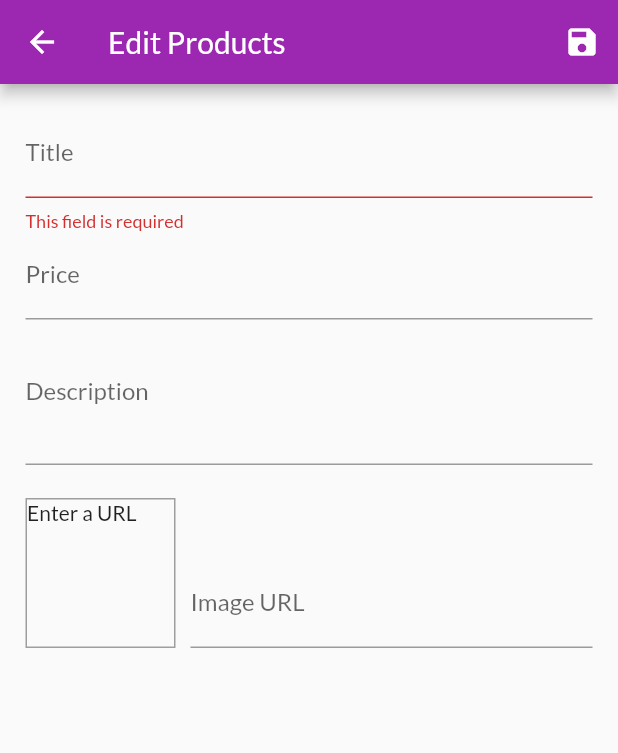
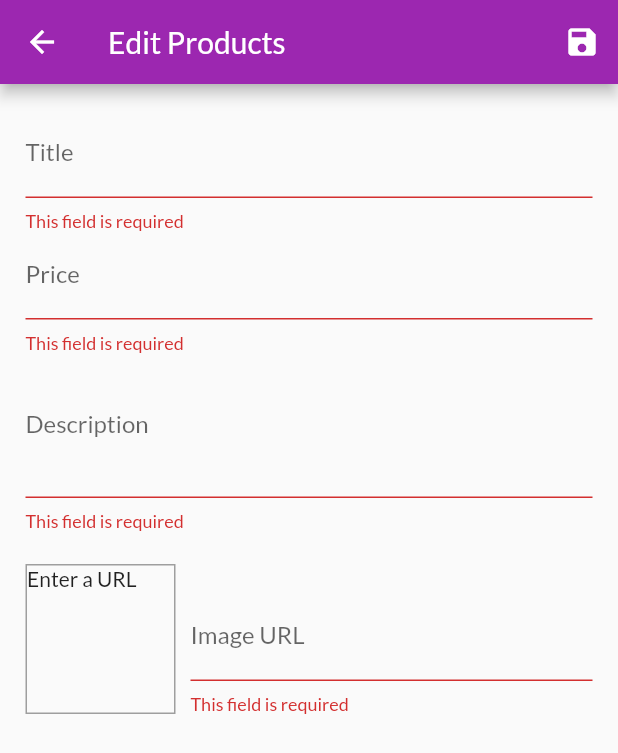
Before and after one commit to joeyyy688/ShopApp, a Flutter app: the EditProductPage screen opened by its route, after a tap on the "save" icon, on a phone screen of 412 x 824 dp. Shown: the top 753 px of the screen. Run offline on Flutter 3.47's test engine with Material 2 defaults, Android fonts, the phone set to English and light mode, and no system bars; our stand-ins replace badges; network calls fail.

```diff
--- a/lib/pages/editProductPage.dart
+++ b/lib/pages/editProductPage.dart
@@ -42,6 +42,13 @@ class _EditProductPageState extends State<EditProductPage> {
 
   void _updateImageUrl() {
     if (!_imageUrlFocusNode.hasFocus) {
+      if (!imageUrlController.text.startsWith('http') ||
+          !imageUrlController.text.startsWith('https') ||
+          !imageUrlController.text.endsWith('.jpg') ||
+          !imageUrlController.text.endsWith('.png') ||
+          !imageUrlController.text.endsWith('..jpeg')) {
+        return;
+      }
       setState(() {});
     }
   }
@@ -111,6 +118,18 @@ class _EditProductPageState extends State<EditProductPage> {
                       FocusScope.of(context)
                           .requestFocus(_descriptionFocusNode);
                     },
+                    validator: (value) {
+                      if (value.isEmpty) {
+                        return 'This field is required';
+                      }
+                      if (double.tryParse(value) == null) {
+                        return 'Enter valid number';
+                      }
+                      if (double.parse(value) <= 0) {
+                        return 'Enter a number greater than zero';
+                      }
+                      return null;
+                    },
                     onSaved: (newValue) {
                       setState(() {
                         editedProducts = Product(
@@ -127,6 +146,15 @@ class _EditProductPageState extends State<EditProductPage> {
                     maxLines: 3,
                     keyboardType: TextInputType.multiline,
                     focusNode: _descriptionFocusNode,
+                    validator: (value) {
+                      if (value.isEmpty) {
+                        return 'This field is required';
+                      }
+                      if (value.length < 10) {
+                        return 'Must be at least 10 characters long';
+                      }
+                      return null;
+                    },
                     onSaved: (newValue) {
                       setState(() {
                         editedProducts = Product(
@@ -169,6 +197,22 @@ class _EditProductPageState extends State<EditProductPage> {
                             textInputAction: TextInputAction.done,
                             controller: imageUrlController,
                             focusNode: _imageUrlFocusNode,
+                            validator: (value) {
+                              if (value.isEmpty) {
+                                return 'This field is required';
+                              }
+                              if (!value.startsWith('http') &&
+                                  !value.startsWith('https')) {
+                                return 'Enter a valid URL';
+                              }
+                              if (!value.endsWith('.jpg') &&
+                                  !value.endsWith('.png') &&
+                                  !value.endsWith('..jpeg')) {
+                                return 'Enter a valid URL';
+                              }
+
+                              return null;
+                            },
                             onSaved: (newValue) {
                               setState(() {
                                 editedProducts = Product(
```
Also changed, not shown: lib/providers/products_provider.dart (+9 -2 lines).
